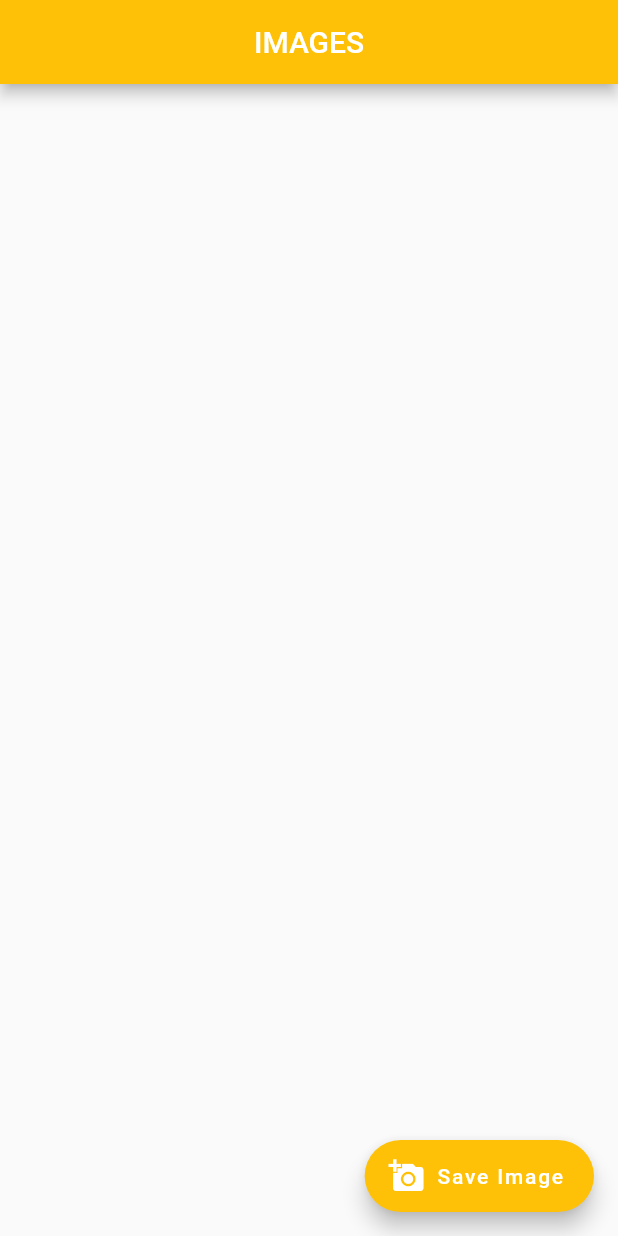
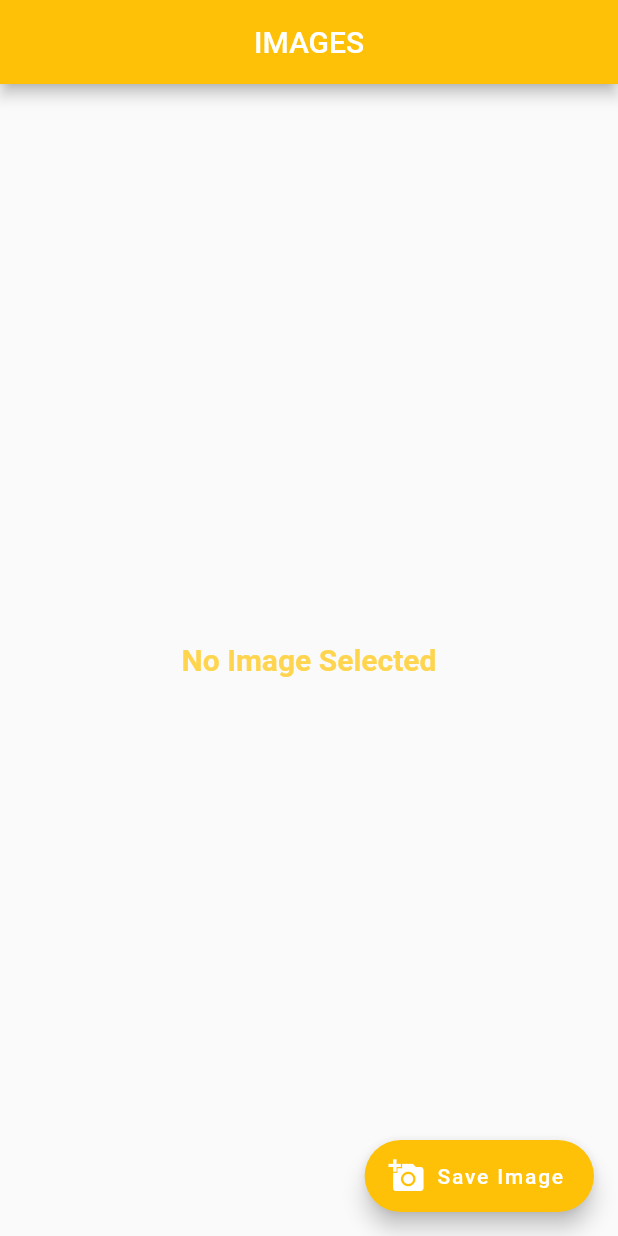
Before and after one commit to JanithMS/Image_Display, a Flutter app: the screen it shows after launch, on a phone screen of 412 x 824 dp. Run offline on Flutter 3.47's test engine with Material 2 defaults, Android fonts, the phone set to English and light mode, and no system bars; our stand-ins replace image_picker, sqflite; accounts and stored records are empty.

Commit message:
Text Widget Added

```diff
--- a/lib/main.dart
+++ b/lib/main.dart
@@ -71,7 +71,18 @@ class _SaveImageState extends State<SaveImage> {
         ),
         centerTitle: true,
       ),
-      body: ListView(
+      body: images.length == 0 ?
+      Center(
+          child: Text(
+            'No Image Selected',
+            style: TextStyle(
+              fontSize: 20,
+              fontWeight: FontWeight.bold,
+              color: Colors.amber[300],
+              ),
+          )
+      ) :
+      ListView(
         children: images.map((photo) => imageCard(
           photo: photo,
           delete: () {
```
